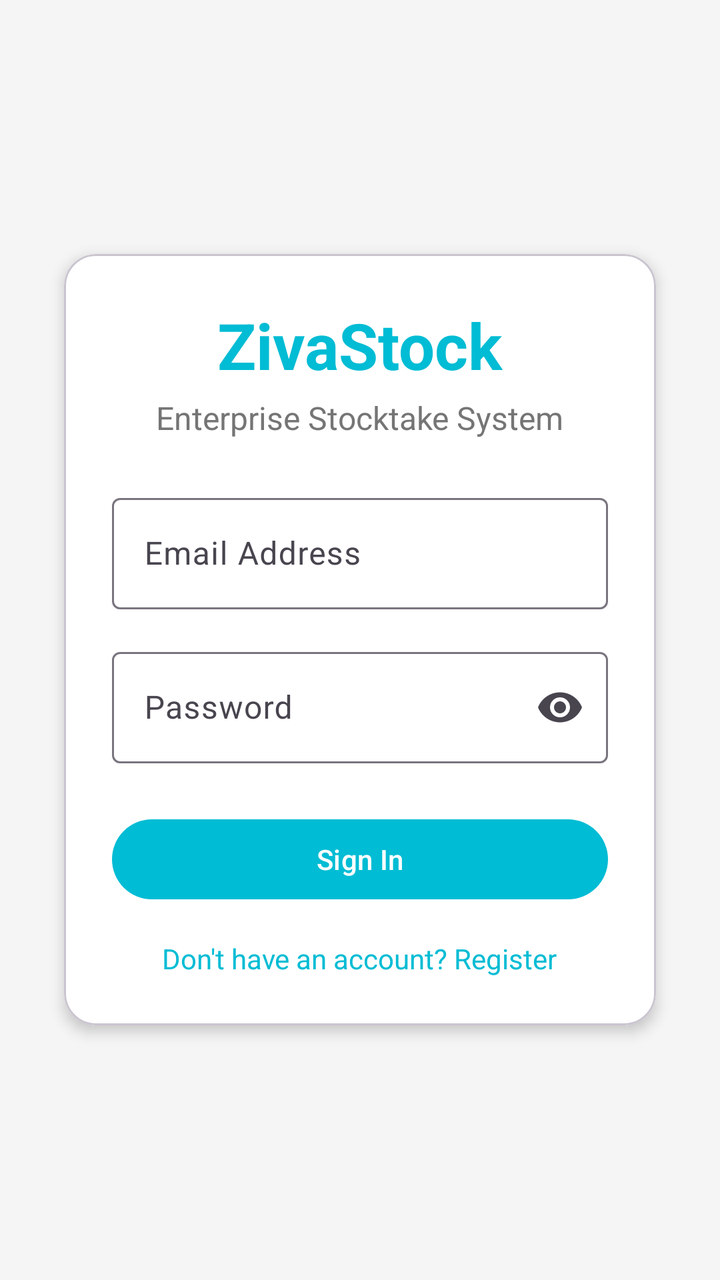
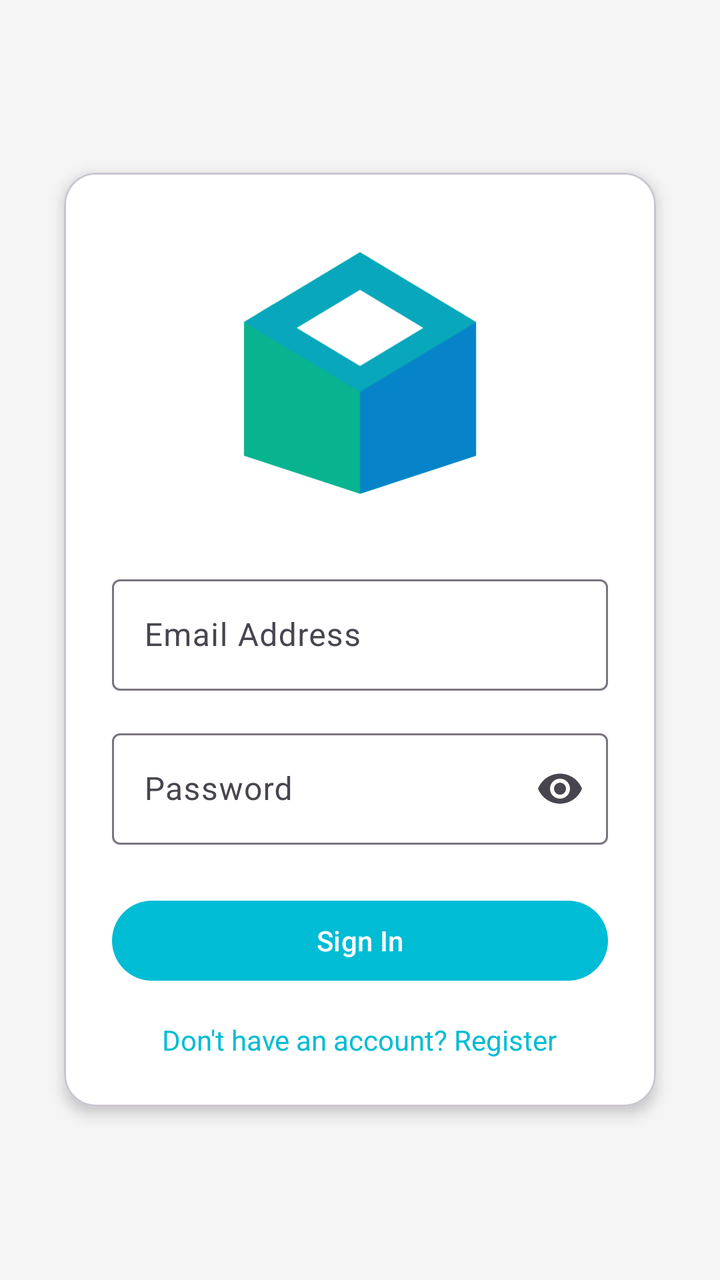

Before-and-after screenshots of an Android layout around one commit, followed by the original layout XML and the change that was made.
<!-- AndroidManifest.xml: activity theme Theme.ZivaStock.NoActionBar -->
<!-- res/layout/fragment_login.xml -->
<?xml version="1.0" encoding="utf-8"?>
<ScrollView xmlns:android="http://schemas.android.com/apk/res/android"
    xmlns:app="http://schemas.android.com/apk/res-auto"
    android:layout_width="match_parent"
    android:layout_height="match_parent"
    android:fillViewport="true"
    android:background="@color/background">

    <LinearLayout
        android:layout_width="match_parent"
        android:layout_height="wrap_content"
        android:gravity="center"
        android:orientation="vertical"
        android:padding="24dp">

        <com.google.android.material.card.MaterialCardView
            android:layout_width="match_parent"
            android:layout_height="wrap_content"
            android:layout_margin="8dp"
            app:cardCornerRadius="16dp"
            app:cardElevation="4dp"
            app:cardBackgroundColor="@color/surface">

            <LinearLayout
                android:layout_width="match_parent"
                android:layout_height="wrap_content"
                android:orientation="vertical"
                android:padding="24dp">

                <TextView
                    android:layout_width="wrap_content"
                    android:layout_height="wrap_content"
                    android:layout_gravity="center_horizontal"
                    android:text="@string/app_name"
                    android:textColor="@color/primary"
                    android:textSize="32sp"
                    android:textStyle="bold" />

                <TextView
                    android:layout_width="wrap_content"
                    android:layout_height="wrap_content"
                    android:layout_gravity="center_horizontal"
                    android:layout_marginTop="4dp"
                    android:text="@string/subtitle_enterprise_stocktake"
                    android:textColor="@color/text_secondary"
                    android:textSize="16sp" />

                <TextView
                    android:id="@+id/tvError"
                    android:layout_width="match_parent"
                    android:layout_height="wrap_content"
                    android:layout_marginTop="16dp"
                    android:padding="12dp"
                    android:background="@color/error"
                    android:textColor="@color/text_on_primary"
                    android:visibility="gone"
                    android:textSize="14sp" />

                <com.google.android.material.textfield.TextInputLayout
                    android:layout_width="match_parent"
                    android:layout_height="wrap_content"
                    android:layout_marginTop="24dp"
                    android:hint="@string/email_address"
                    style="@style/Widget.Material3.TextInputLayout.OutlinedBox">

                    <com.google.android.material.textfield.TextInputEditText
                        android:id="@+id/etEmail"
                        android:layout_width="match_parent"
                        android:layout_height="wrap_content"
                        android:inputType="textEmailAddress" />
                </com.google.android.material.textfield.TextInputLayout>

                <com.google.android.material.textfield.TextInputLayout
                    android:layout_width="match_parent"
                    android:layout_height="wrap_content"
                    android:layout_marginTop="16dp"
                    android:hint="@string/password"
                    app:endIconMode="password_toggle"
                    style="@style/Widget.Material3.TextInputLayout.OutlinedBox">

                    <com.google.android.material.textfield.TextInputEditText
                        android:id="@+id/etPassword"
                        android:layout_width="match_parent"
                        android:layout_height="wrap_content"
                        android:inputType="textPassword" />
                </com.google.android.material.textfield.TextInputLayout>

                <com.google.android.material.button.MaterialButton
                    android:id="@+id/btnLogin"
                    android:layout_width="match_parent"
                    android:layout_height="wrap_content"
                    android:layout_marginTop="24dp"
                    android:text="@string/sign_in" />

                <ProgressBar
                    android:id="@+id/progressBar"
                    android:layout_width="wrap_content"
                    android:layout_height="wrap_content"
                    android:layout_gravity="center_horizontal"
                    android:layout_marginTop="16dp"
                    android:visibility="gone" />

                <TextView
                    android:id="@+id/tvRegister"
                    android:layout_width="wrap_content"
                    android:layout_height="wrap_content"
                    android:layout_gravity="center_horizontal"
                    android:layout_marginTop="16dp"
                    android:text="@string/no_account_register"
                    android:textColor="@color/primary"
                    android:textSize="14sp" />
            </LinearLayout>
        </com.google.android.material.card.MaterialCardView>
    </LinearLayout>
</ScrollView>
<!-- resources referenced by this layout -->
<resources>
  <color name="background">#F5F5F5</color>
  <color name="error">#D32F2F</color>
  <color name="primary">#00BCD4</color>
  <color name="surface">#FFFFFF</color>
  <color name="text_on_primary">#FFFFFF</color>
  <color name="text_secondary">#757575</color>
  <string name="app_name">ZivaStock</string>
  <string name="email_address">Email Address</string>
  <string name="no_account_register">Don\'t have an account? Register</string>
  <string name="password">Password</string>
  <string name="sign_in">Sign In</string>
  <string name="subtitle_enterprise_stocktake">Enterprise Stocktake System</string>
  <style name="Theme.ZivaStock.NoActionBar" parent="Theme.ZivaStock">
          <item name="windowActionBar">false</item>
          <item name="windowNoTitle">true</item>
      </style>
  <style name="Theme.ZivaStock" parent="Theme.Material3.DayNight.NoActionBar">
          <item name="colorPrimary">@color/primary</item>
          <item name="colorPrimaryDark">@color/primary_dark</item>
          <item name="colorAccent">@color/accent</item>
          <item name="android:colorBackground">@color/background</item>
      </style>
  <color name="primary_dark">#0097A7</color>
  <color name="accent">#FF4081</color>
</resources>

<!-- the commit's change to res/layout/fragment_login.xml (unified diff, before → after) -->
@@ -27,23 +27,12 @@
                 android:orientation="vertical"
                 android:padding="24dp">
 
-                <TextView
-                    android:layout_width="wrap_content"
-                    android:layout_height="wrap_content"
-                    android:layout_gravity="center_horizontal"
-                    android:text="@string/app_name"
-                    android:textColor="@color/primary"
-                    android:textSize="32sp"
-                    android:textStyle="bold" />
-
-                <TextView
-                    android:layout_width="wrap_content"
-                    android:layout_height="wrap_content"
-                    android:layout_gravity="center_horizontal"
-                    android:layout_marginTop="4dp"
-                    android:text="@string/subtitle_enterprise_stocktake"
-                    android:textColor="@color/text_secondary"
-                    android:textSize="16sp" />
+                <ImageView
+                    android:layout_width="match_parent"
+                    android:layout_height="150dp"
+                    android:contentDescription="@string/app_name"
+                    android:scaleType="fitCenter"
+                    android:src="@drawable/ic_launcher" />
 
                 <TextView
                     android:id="@+id/tvError"
<!-- resource entries referenced after the edit -->
@@ -5,13 +5,31 @@
   <color name="primary">#00BCD4</color>
   <color name="surface">#FFFFFF</color>
   <color name="text_on_primary">#FFFFFF</color>
-  <color name="text_secondary">#757575</color>
+  <!-- drawable ic_launcher (drawable) -->
+  <?xml version="1.0" encoding="utf-8"?>
+  <vector xmlns:android="http://schemas.android.com/apk/res/android"
+      android:width="108dp"
+      android:height="108dp"
+      android:viewportWidth="512"
+      android:viewportHeight="512">
+      <path
+          android:fillColor="#08B48F"
+          android:pathData="M256,54 L454,173 L454,401 L256,466 L58,401 L58,173 Z" />
+      <path
+          android:fillColor="#0784C9"
+          android:pathData="M256,54 L454,173 L454,401 L256,466 L256,292 L454,173 Z" />
+      <path
+          android:fillColor="#08A7BB"
+          android:pathData="M58,173 L256,292 L454,173 L256,54 Z M172,242 L221,212 L107,143 L58,173 Z" />
+      <path
+          android:fillColor="#FFFFFF"
+          android:pathData="M256,118 L364,183 L256,248 L148,183 Z" />
+  </vector>
   <string name="app_name">ZivaStock</string>
   <string name="email_address">Email Address</string>
   <string name="no_account_register">Don\'t have an account? Register</string>
   <string name="password">Password</string>
   <string name="sign_in">Sign In</string>
-  <string name="subtitle_enterprise_stocktake">Enterprise Stocktake System</string>
   <style name="Theme.ZivaStock.NoActionBar" parent="Theme.ZivaStock">
           <item name="windowActionBar">false</item>
           <item name="windowNoTitle">true</item>
